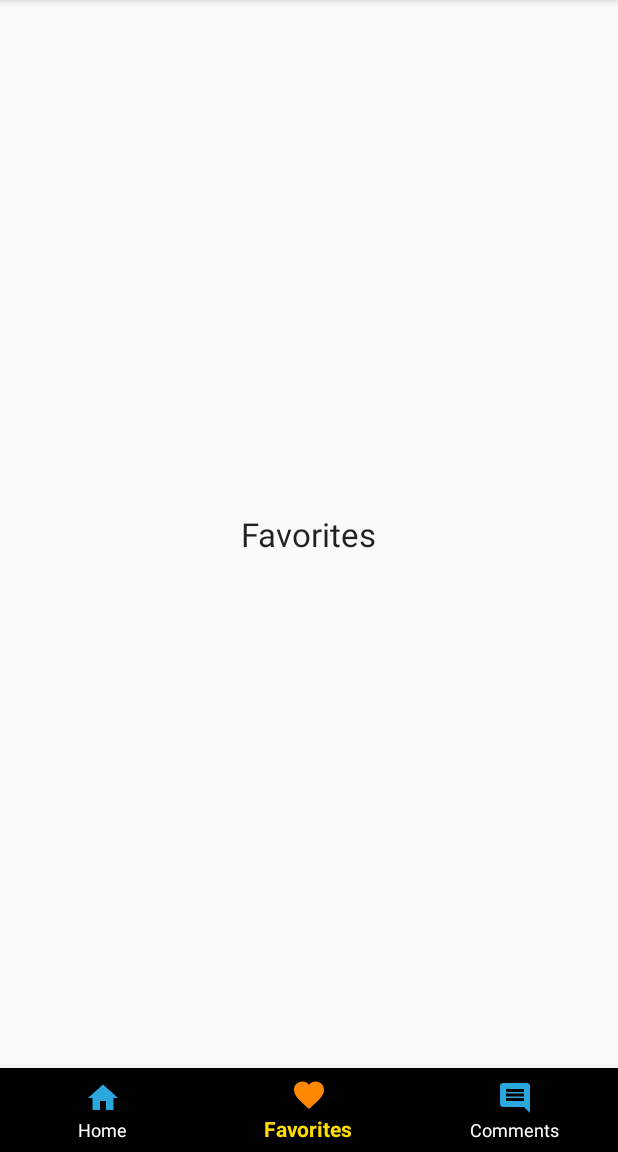
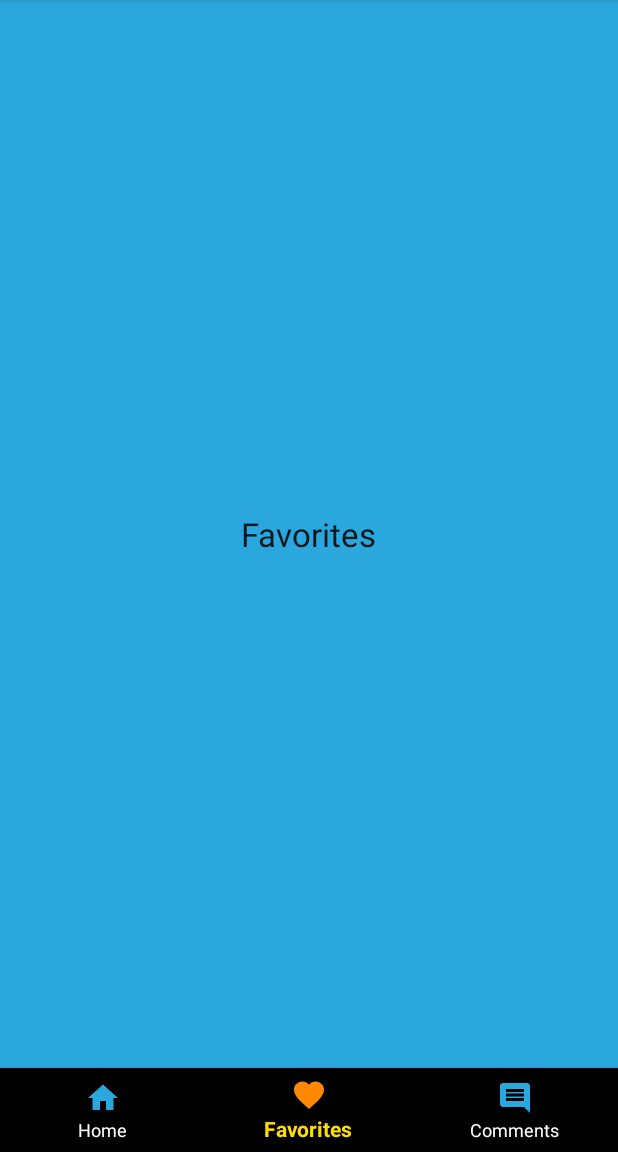
Before and after one commit to owisezoubi/RadioApplication, an Android app: the HomeFragment screen opened directly, with no data from a screen before it, item 2 of the bottom bar chosen, on a phone screen of 412 x 824 dp, the part 84-1236 px from its top. Run offline under Robolectric (Android 15) with nearby library versions, the phone set to English and light mode, and no system bars; libraries missing offline, so code that uses them is left out: com.cloudant.sync; 2 statements that could not run were skipped.

Commit message:
start of miniplayer + some fix of fragments

```diff
--- a/app/src/main/java/com/hackathon/radioetzionapp/Activities/MainActivity.java
+++ b/app/src/main/java/com/hackathon/radioetzionapp/Activities/MainActivity.java
@@ -5,6 +5,8 @@ import android.os.Bundle;
 import android.support.annotation.NonNull;
 import android.support.design.widget.BottomNavigationView;
 import android.support.v4.app.Fragment;
+import android.support.v4.app.FragmentManager;
+import android.support.v4.app.FragmentTransaction;
 import android.support.v7.app.AppCompatActivity;
 import android.view.MenuItem;
 
@@ -13,28 +15,53 @@ import com.hackathon.radioetzionapp.Fragments.FavoritesFragment;
 import com.hackathon.radioetzionapp.Fragments.HomeFragment;
 import com.hackathon.radioetzionapp.R;
 
-public class MainActivity extends AppCompatActivity implements BottomNavigationView.OnNavigationItemSelectedListener {
+public class MainActivity extends AppCompatActivity
+        implements BottomNavigationView.OnNavigationItemSelectedListener {
+
     Context context;
+
+    // fragment stuff
+    FragmentManager fm;
+    FragmentTransaction ft;
+    HomeFragment homeFrag;
+    FavoritesFragment favFrag;
+    CommentsFragment commFrag;
 
     @Override
     protected void onCreate(Bundle savedInstanceState) {
         super.onCreate(savedInstanceState);
         setContentView(R.layout.activity_main);
 
-        context = this;
+        this.context = this;
 
         BottomNavigationView navigation = findViewById(R.id.navigation);
-        navigation.setOnNavigationItemSelectedListener((BottomNavigationView.OnNavigationItemSelectedListener) context);
+        navigation.setOnNavigationItemSelectedListener(
+                (BottomNavigationView.OnNavigationItemSelectedListener) context);
 
 
-        // TODO fix fragments transition in NavBar
-        // TODO fragments >> landscape option
+        // TODO fix fragments transition in NavBar >> check again when done ! //
         // TODO add search
 
-        loadFragment(new HomeFragment());
-
+        setFragments(); // initialize
+        loadAllFragments(); // load all to view-group
+        showFragment(homeFrag); // show only home frag at first
     }
 
+    private void loadAllFragments() {
+        getSupportFragmentManager()
+                .beginTransaction()
+                .add(R.id.fragment_container, homeFrag)
+                .add(R.id.fragment_container, favFrag)
+                .add(R.id.fragment_container, commFrag)
+                .commit();
+    }
+
+    private void setFragments() {
+        // our basic 3 fragments
+        homeFrag = new HomeFragment();
+        favFrag = new FavoritesFragment();
+        commFrag = new CommentsFragment();
+    }
 
     @Override
     public void onBackPressed() {
@@ -52,7 +79,6 @@ public class MainActivity extends AppCompatActivity implements BottomNavigationV
                     .commit();
 
             return true;
-
         }
         return false;
     }
@@ -64,20 +90,41 @@ public class MainActivity extends AppCompatActivity implements BottomNavigationV
 
         switch (menuItem.getItemId()) {
             case R.id.navigation_home:
-                fragment = new HomeFragment();
+                fragment = homeFrag;
                 break;
 
             case R.id.navigation_dashboard:
-                fragment = new FavoritesFragment();
+                fragment = favFrag;
                 break;
 
             case R.id.navigation_notifications:
-                fragment = new CommentsFragment();
+                fragment = commFrag;
                 break;
 
         }
 
-        return loadFragment(fragment);
+        //return loadFragment(fragment);
+
+        return showFragment(fragment);
+    }
+
+    private boolean showFragment(Fragment fragment) {
+
+        // hide all 3
+        getSupportFragmentManager()
+                .beginTransaction()
+                .hide(favFrag)
+                .hide(commFrag)
+                .hide(homeFrag)
+                .commit();
+
+        // show selected
+        getSupportFragmentManager()
+                .beginTransaction()
+                .show(fragment)
+                .commit();
+
+        return true;
     }
 
 }
--- a/app/src/main/java/com/hackathon/radioetzionapp/Activities/BroadcastPlayerFrag.java
+++ b/app/src/main/java/com/hackathon/radioetzionapp/Fragments/BroadcastPlayerFrag.java
@@ -1,4 +1,4 @@
-package com.hackathon.radioetzionapp.Activities;
+package com.hackathon.radioetzionapp.Fragments;
 
 import android.os.Bundle;
 import android.support.annotation.NonNull;
--- a/app/src/main/java/com/hackathon/radioetzionapp/Fragments/HomeFragment.java
+++ b/app/src/main/java/com/hackathon/radioetzionapp/Fragments/HomeFragment.java
@@ -2,6 +2,8 @@ package com.hackathon.radioetzionapp.Fragments;
 
 import android.annotation.SuppressLint;
 import android.content.Context;
+import android.media.AudioAttributes;
+import android.media.MediaPlayer;
 import android.os.AsyncTask;
 import android.os.Bundle;
 import android.os.SystemClock;
@@ -13,6 +15,8 @@ import android.view.View;
 import android.view.ViewGroup;
 import android.widget.AdapterView;
 import android.widget.ImageButton;
+import android.widget.ImageView;
+import android.widget.LinearLayout;
 import android.widget.ListView;
 import android.widget.ProgressBar;
 import android.widget.TextView;
@@ -32,14 +36,23 @@ import com.hackathon.radioetzionapp.R;
 import com.hackathon.radioetzionapp.Utils.Utils;
 
 import java.io.File;
+import java.io.IOException;
 import java.net.URI;
 import java.net.URISyntaxException;
+import java.net.URLEncoder;
 import java.util.ArrayList;
 import java.util.List;
 import java.util.Map;
 
 public class HomeFragment extends Fragment {
 
+    /////  data to pass to fragment: BroadcastPlayerFrag ////////////////
+
+    public static int currentTrackIndex; // current playing track index (in datalist)
+    public static String currentTrackTitle;
+    public static int currentTrackTimePosition; // current track's position in milliseconds
+
+    ////////////////////////////////////////////////////////////////////
 
     DocumentStore ds;  // ds object to store cloudAnt DB data from remote to local
 
@@ -47,13 +60,20 @@ public class HomeFragment extends Fragment {
     BroadcastListAdapter adapter; // adapter - controller
 
     ProgressBar progressLoadingList;
-    TextView txtLoadingList;
+    TextView txtLoadingList, txtCurrentTrack;
     ImageButton btnRefreshList;
+    LinearLayout layMiniPlayer;
+    ImageButton btnPlay, btnNext, btnPrev, btnShuffle, btnRepeatOne;
+    ImageView imgLogo;
+
+    MediaPlayer mp;
+    View currentTrackView;
 
     Context context;
     View rootView;
 
     // TODO mini-player
+
 
     @Nullable
     @Override
@@ -79,45 +99,118 @@ public class HomeFragment extends Fragment {
                 startLoadingEffects(); // reset effects of loading list
                 btnRefreshList.setVisibility(View.INVISIBLE);  // hide when clicked
                 // reload list again
-                setData();
+                getDataFromRemote();
             }
         });
 
 
+        mp.setOnPreparedListener(new MediaPlayer.OnPreparedListener() {
+            @Override
+            public void onPrepared(MediaPlayer mp) {
+                finishTrackLoadingEffects();
+                mp.start();
+            }
+        });
+
         listViewBroadcasts.setOnItemClickListener(new AdapterView.OnItemClickListener() {
             @Override
             public void onItemClick(AdapterView<?> parent, View view, int position, long id) {
-                // TODO
+
+                // TODO check internet FIRST !!!
+
+                currentTrackView = view; // to use in other methods
+                loadTrackEffects(view);
+                loadTrack(position);
+                updateCurrentTrackInfo(position);
             }
         });
+    }
+
+    private void updateCurrentTrackInfo(int pos) {
+        currentTrackIndex = Defaults.dataList.get(pos).getIndex();
+        currentTrackTitle = Defaults.dataList.get(pos).getTitle();
+    }
+
+    private void finishTrackLoadingEffects() {
+
+        imgLogo.setVisibility(View.GONE); // hide logo // gone ! // as if not there
+        txtCurrentTrack.setVisibility(View.VISIBLE);
+        txtCurrentTrack.setText(currentTrackTitle); // trackTitle instead of logo
+
+        // hide track progress // show NOW PLAYING in status instead
+        currentTrackView.findViewById(R.id.progress_ItemBRoadcast).setVisibility(View.INVISIBLE);
+        ((TextView) currentTrackView.findViewById(R.id.status_ItemBroadcast)).
+                setText(getString(R.string.track_nowplaying));
+        currentTrackView.findViewById(R.id.status_ItemBroadcast).setVisibility(View.VISIBLE);
+    }
+
+
+    private void loadTrack(int pos) {
+        try {
+            String url = Defaults.serverURL +
+                    URLEncoder.encode(Defaults.dataList.get(pos).getFilename(), "UTF-8");
+            mp.setDataSource(url);
+            mp.prepareAsync();
+        } catch (IOException e) {
+            e.printStackTrace();
+        }
+    }
+
+    private void loadTrackEffects(View v) {
+        v.findViewById(R.id.progress_ItemBRoadcast).setVisibility(View.VISIBLE);
     }
 
     private void setPointers() {
 
         context = getActivity();
+        // list layout & contents
         listViewBroadcasts = rootView.findViewById(R.id.lstBroadcasts);
         progressLoadingList = rootView.findViewById(R.id.progressLoadingBroadcasts);
         txtLoadingList = rootView.findViewById(R.id.txtLoadingBroadcasts);
         btnRefreshList = rootView.findViewById(R.id.btnRefreshBList);
+        // mini player layout & contents
+        layMiniPlayer = rootView.findViewById(R.id.layoutMiniPlayer);
+        btnPlay = rootView.findViewById(R.id.btnPlayPause_MiniPlayer);
+        btnNext = rootView.findViewById(R.id.btnNext_MiniPlayer);
+        btnPrev = rootView.findViewById(R.id.btnPrev_MiniPlayer);
+        btnShuffle = rootView.findViewById(R.id.btnShuffle_MiniPlayer);
+        btnRepeatOne = rootView.findViewById(R.id.btnRepeatOne_MiniPlayer);
+        imgLogo = rootView.findViewById(R.id.imgLogoStart_MiniPlayer);
+        txtCurrentTrack = rootView.findViewById(R.id.txtBroadcastTitle_MiniPlayer);
 
-        loadData(); // load data if present locally , otherwise check remote
+        // load track-list data not loaded yet //
+        loadData();
+
+        //media player // initialize
+        mp = new MediaPlayer();
+        AudioAttributes attributes = new AudioAttributes.Builder().
+                setContentType(AudioAttributes.CONTENT_TYPE_MUSIC).build();
+        mp.setAudioAttributes(attributes);
     }
+
 
     private void loadData() {
 
         if (Defaults.dataList.isEmpty()) {
-            setData(); // AsyncTask to get data from database (remote) to DocStore (local) & set adapter afterwards
+            // AsyncTask to get data from database (remote) to DocStore (local)
+            // & set adapter afterwards
+            getDataFromRemote();
+        } else {
+            //finishLoadingEffects();
+        }
+            /*
         } else {
             // set adapter & effects of finished loading
             setListAdapter();
             finishLoadingEffects();
         }
+        */
 
     }
 
 
     @SuppressLint("StaticFieldLeak")
-    private void setData() {
+    private void getDataFromRemote() {
 
         // part 0 // check if has internet connection //
         if (!Utils.hasInternet(context)) // if no internet connection, no need to continue
@@ -278,4 +371,5 @@ public class HomeFragment extends Fragment {
         progressLoadingList.setVisibility(View.INVISIBLE); // hide
         btnRefreshList.setVisibility(View.VISIBLE); // show refresh button
     }
+
 }
--- a/app/src/main/res/layout/activity_main.xml
+++ b/app/src/main/res/layout/activity_main.xml
@@ -1,6 +1,7 @@
 <?xml version="1.0" encoding="utf-8"?>
 <android.support.constraint.ConstraintLayout xmlns:android="http://schemas.android.com/apk/res/android"
     xmlns:app="http://schemas.android.com/apk/res-auto"
+    android:background="@color/lightPrimaryColor"
     android:id="@+id/container"
     android:layout_width="match_parent"
     android:layout_height="match_parent">
--- a/app/src/main/res/layout/fragment_home.xml
+++ b/app/src/main/res/layout/fragment_home.xml
@@ -45,7 +45,7 @@
             android:src="@drawable/ic_refresh"
             android:scaleType="fitXY"
             android:tint="@color/colorAccent"
-            android:background="#ffffff"
+            android:background="@color/lightPrimaryColor"
             android:visibility="invisible" />
     </RelativeLayout>
 
--- a/app/src/main/res/layout/item_broadcast.xml
+++ b/app/src/main/res/layout/item_broadcast.xml
@@ -57,10 +57,11 @@
         android:layout_width="wrap_content"
         android:layout_height="wrap_content"
         android:textColor="@color/request"
+        android:textStyle="bold"
         android:textSize="@dimen/_8ssp"
         android:text="STATUS"
-        android:layout_toStartOf="@id/progress_ItemBRoadcast"
-        android:layout_alignBottom="@id/progress_ItemBRoadcast"
+        android:layout_toStartOf="@id/imgFav_ItemBroadcast"
+        android:layout_alignBottom="@id/img_ItemBroadcast"
         android:layout_marginEnd="@dimen/_10sdp"/>
 
 </RelativeLayout>
--- a/app/src/main/res/values/strings.xml
+++ b/app/src/main/res/values/strings.xml
@@ -9,4 +9,5 @@
     <string name="error_getting_docstore_3" >Error in retrieving broadcast list! code:003</string>
     <string name="loading_broadcasts">loading broadcasts list &#8230;</string>
     <string name="request_internet_connection">Please, connect to the internet and hit refresh button above to reload</string>
+    <string name="track_nowplaying">NOW PLAYING!</string>
 </resources>
```
Also changed, not shown: app/src/main/AndroidManifest.xml (+5 -2 lines), app/src/main/res/layout/navbar_layout.xml (deleted, +0 -36 lines), 1 other file.
